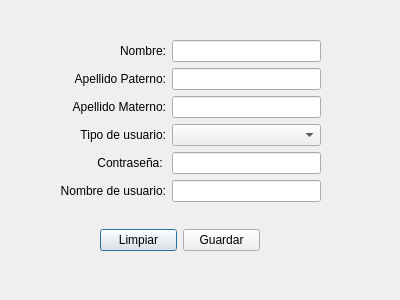
Old version of the form view/user/CreateUser.ui in the repository degorck/enduring-chambers.
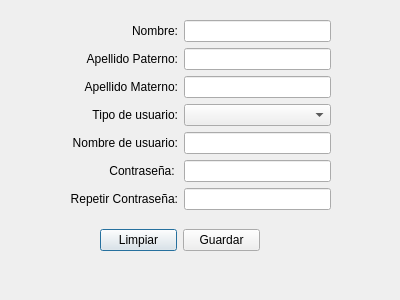
New version of the form.

The edit to the form file:
```diff
--- a/view/user/CreateUser.ui
+++ b/view/user/CreateUser.ui
@@ -42,13 +42,16 @@
   <widget class="QWidget" name="gridLayoutWidget">
    <property name="geometry">
     <rect>
-     <x>60</x>
-     <y>40</y>
+     <x>70</x>
+     <y>20</y>
      <width>261</width>
-     <height>164</height>
+     <height>192</height>
     </rect>
    </property>
-   <layout class="QGridLayout" name="gridLayout">
+   <layout class="QGridLayout" name="grid_layout_form">
+    <item row="1" column="1">
+     <widget class="QLineEdit" name="line_edit_paternal_surname"/>
+    </item>
     <item row="1" column="0">
      <widget class="QLabel" name="label_2">
       <property name="text">
@@ -59,6 +62,29 @@
       </property>
      </widget>
     </item>
+    <item row="5" column="0">
+     <widget class="QLabel" name="label_password">
+      <property name="text">
+       <string>Contraseña: </string>
+      </property>
+      <property name="alignment">
+       <set>Qt::AlignRight|Qt::AlignTrailing|Qt::AlignVCenter</set>
+      </property>
+     </widget>
+    </item>
+    <item row="0" column="1">
+     <widget class="QLineEdit" name="line_edit_name"/>
+    </item>
+    <item row="3" column="0">
+     <widget class="QLabel" name="label_user_type">
+      <property name="text">
+       <string>Tipo de usuario:</string>
+      </property>
+      <property name="alignment">
+       <set>Qt::AlignRight|Qt::AlignTrailing|Qt::AlignVCenter</set>
+      </property>
+     </widget>
+    </item>
     <item row="0" column="0">
      <widget class="QLabel" name="label">
       <property name="text">
@@ -79,50 +105,45 @@
       </property>
      </widget>
     </item>
-    <item row="5" column="0">
-     <widget class="QLabel" name="label_7">
+    <item row="6" column="0">
+     <widget class="QLabel" name="label_repeat_password">
       <property name="text">
-       <string>Nombre de usuario:</string>
+       <string>Repetir Contraseña:</string>
       </property>
       <property name="alignment">
        <set>Qt::AlignRight|Qt::AlignTrailing|Qt::AlignVCenter</set>
       </property>
      </widget>
     </item>
-    <item row="3" column="0">
-     <widget class="QLabel" name="label_5">
-      <property name="text">
-       <string>Tipo de usuario:</string>
+    <item row="5" column="1">
+     <widget class="QLineEdit" name="line_edit_password">
+      <property name="echoMode">
+       <enum>QLineEdit::Password</enum>
       </property>
-      <property name="alignment">
-       <set>Qt::AlignRight|Qt::AlignTrailing|Qt::AlignVCenter</set>
-      </property>
      </widget>
     </item>
-    <item row="4" column="0">
-     <widget class="QLabel" name="label_6">
-      <property name="text">
-       <string>Contraseña: </string>
-      </property>
-      <property name="alignment">
-       <set>Qt::AlignRight|Qt::AlignTrailing|Qt::AlignVCenter</set>
-      </property>
-     </widget>
-    </item>
-    <item row="0" column="1">
-     <widget class="QLineEdit" name="lineEdit"/>
-    </item>
-    <item row="1" column="1">
-     <widget class="QLineEdit" name="lineEdit_2"/>
-    </item>
     <item row="2" column="1">
      <widget class="QLineEdit" name="lineEdit_3"/>
     </item>
     <item row="3" column="1">
      <widget class="QComboBox" name="comboBox"/>
     </item>
-    <item row="5" column="1">
-     <widget class="QLineEdit" name="lineEdit_4"/>
+    <item row="6" column="1">
+     <widget class="QLineEdit" name="line_edit_repeat_password">
+      <property name="echoMode">
+       <enum>QLineEdit::Password</enum>
+      </property>
+     </widget>
+    </item>
+    <item row="4" column="0">
+     <widget class="QLabel" name="label_user_name">
+      <property name="text">
+       <string>Nombre de usuario:</string>
+      </property>
+      <property name="alignment">
+       <set>Qt::AlignRight|Qt::AlignTrailing|Qt::AlignVCenter</set>
+      </property>
+     </widget>
     </item>
     <item row="4" column="1">
      <widget class="QLineEdit" name="lineEdit_5"/>
```
Left out of the diff: 18 changed lines with no effect on the pictures.
